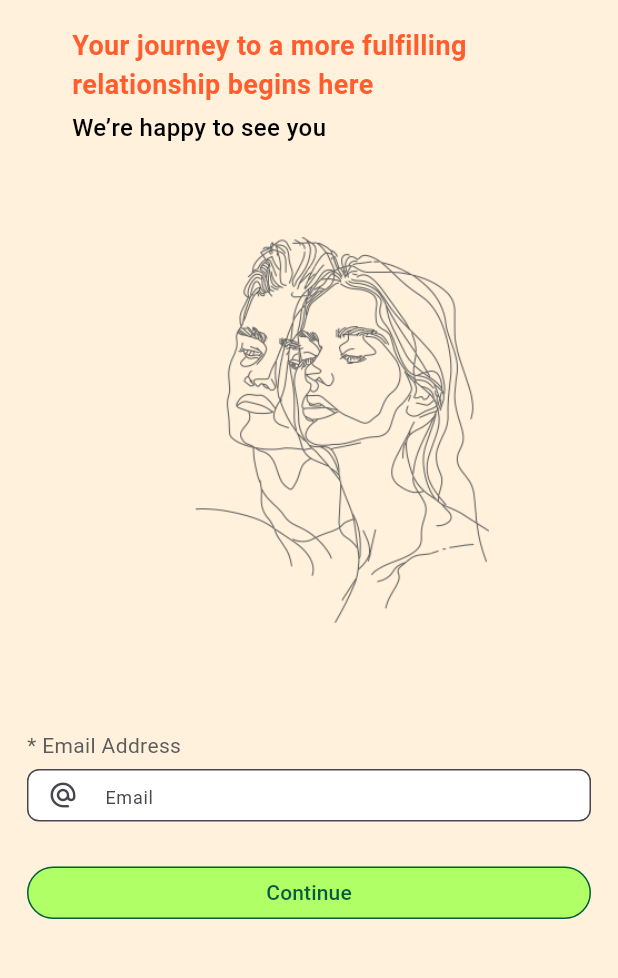
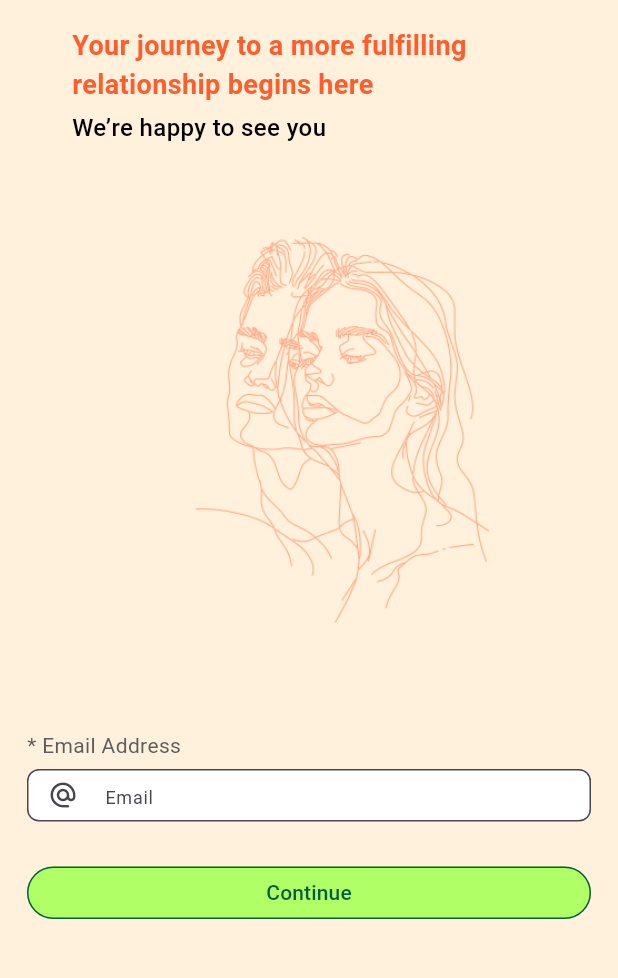
Before and after one commit to dipti12-tech/BrownieApp, a Flutter app: the screen it shows after launch, after a tap on "Get Started", on a phone screen of 412 x 824 dp, the part 89-1067 px from its top. Run offline on Flutter 3.47's test engine with Material 3 defaults, Android fonts, the phone set to English and light mode, and no system bars; our stand-ins replace google_fonts.

Commit message:
Welcome screen images changes

```diff
--- a/lib/views/AccountCreation.dart
+++ b/lib/views/AccountCreation.dart
@@ -1,3 +1,4 @@
+import 'package:browniepoints/utils/appstring.dart';
 import 'package:browniepoints/views/LoginScreen.dart';
 import 'package:browniepoints/views/OnBoardingStart.dart';
 import 'package:browniepoints/widgets/CustomDateInputField.dart';
@@ -191,7 +192,7 @@ class _AccountCreationState extends State<AccountCreation> {
                   height: 35,
                   width: double.infinity,
                   child: CustomButton(
-                    text: 'Continue',
+                    text: AppStrings.btncontinue,
                     backgroundColor: AppColors.btnGetstarted,
                     textColor: AppColors.btnInvite,
                     onPressed: () {
--- a/lib/views/LoginScreen.dart
+++ b/lib/views/LoginScreen.dart
@@ -97,7 +97,6 @@ class _LoginScreenState extends State<LoginScreen> {
 
           Padding(
             padding: const EdgeInsets.symmetric(horizontal: 20),
-            // left & right margin
             child: SizedBox(
               height: 35,
               width: double.infinity,
--- a/lib/views/LoginScreenNew.dart
+++ b/lib/views/LoginScreenNew.dart
@@ -66,13 +66,14 @@ class LoginScreenNew extends StatelessWidget {
 
               const SizedBox(height: 20),
 
-              // Image (you can replace with actual asset or network image)
               Center(
                 child: Image.asset(
-                  'assets/images/ic_welcome.png', // Add this image in your assets
+                  'assets/images/ic_welcome.png',
                   height: 340,
                   width: 240,
                   fit: BoxFit.contain,
+                  color: AppColors.onboardingTextColor.withOpacity(0.5),
+                  colorBlendMode: BlendMode.srcIn,
                 ),
               ),
 
--- a/lib/views/WelcomeScreen.dart
+++ b/lib/views/WelcomeScreen.dart
@@ -50,10 +50,12 @@ class WelcomeScreen extends StatelessWidget {
                   )
                 ],
               ),
-              Image.asset(
-                'assets/images/ic_welcome.png', // Save your image as this in assets
-                height: 280,
+               Image.asset(
+                'assets/images/ic_welcome.png',
+                height: 340,
+                width: 240,
                 fit: BoxFit.contain,
+
               ),
               Column(
                 children: [
--- a/lib/widgets/CustomButton.dart
+++ b/lib/widgets/CustomButton.dart
@@ -1,6 +1,7 @@
 import 'package:browniepoints/utils/colors.dart';
 import 'package:flutter/cupertino.dart';
 import 'package:flutter/material.dart';
+import 'package:google_fonts/google_fonts.dart';
 
 class CustomButton extends StatelessWidget {
   final String text;
@@ -34,7 +35,10 @@ class CustomButton extends StatelessWidget {
         ),
         child: Text(
           text,
-          style: const TextStyle(fontSize: 14),
+          style: GoogleFonts.roboto(
+            fontSize: 14,
+
+          ),
         ),
       ),
     );
```
